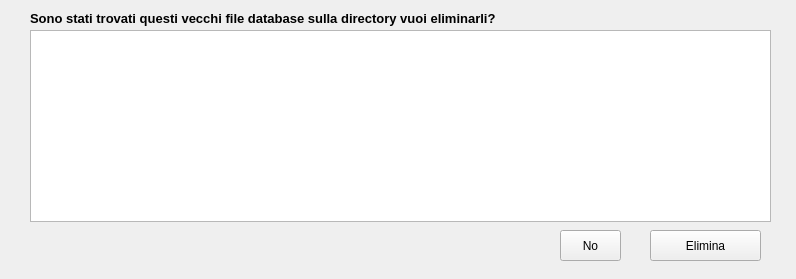
Before: the Qt Designer form AO_files/ELIM_FILE_DB.ui in Grawa/WorkShiftsIntegrator, drawn with Qt 5.
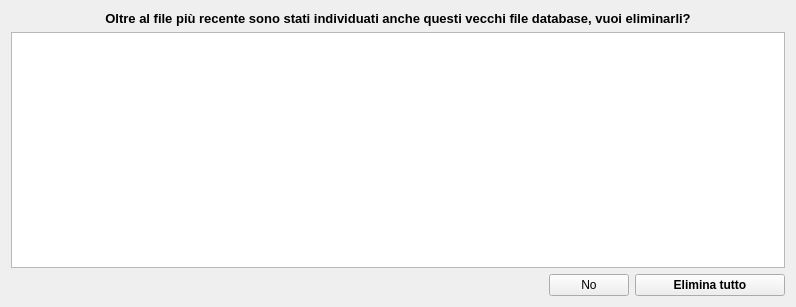
After: the same form once the commit is applied.

Commit message: modificato button elimina su ELIM_FILE_DB.ui e resa interfaccia adattiva

Patch:
```diff
--- a/AO_files/ELIM_FILE_DB.ui
+++ b/AO_files/ELIM_FILE_DB.ui
@@ -7,21 +7,17 @@
     <x>0</x>
     <y>0</y>
     <width>796</width>
-    <height>279</height>
+    <height>307</height>
    </rect>
   </property>
   <property name="windowTitle">
    <string>AO</string>
   </property>
+  <layout class="QVBoxLayout" name="verticalLayout_2">
+   <item>
+    <layout class="QVBoxLayout" name="verticalLayout">
+     <item>
   <widget class="QLabel" name="label">
-   <property name="geometry">
-    <rect>
-     <x>30</x>
-     <y>10</y>
-     <width>721</width>
-     <height>16</height>
-    </rect>
-   </property>
    <property name="font">
     <font>
      <pointsize>10</pointsize>
@@ -29,46 +25,78 @@
      <bold>true</bold>
     </font>
    </property>
+       <property name="layoutDirection">
+        <enum>Qt::LeftToRight</enum>
+       </property>
    <property name="text">
-    <string>Sono stati trovati questi vecchi file database sulla directory vuoi eliminarli?</string>
-   </property>
-  </widget>
-  <widget class="QPushButton" name="pushButton">
-   <property name="geometry">
-    <rect>
-     <x>650</x>
-     <y>230</y>
-     <width>111</width>
-     <height>31</height>
-    </rect>
-   </property>
-   <property name="text">
-    <string>Elimina</string>
-   </property>
-  </widget>
+        <string>Oltre al file più recente sono stati individuati anche questi vecchi file database, vuoi eliminarli?</string>
+       </property>
+       <property name="alignment">
+        <set>Qt::AlignCenter</set>
+       </property>
+      </widget>
+     </item>
+     <item>
+      <widget class="QListWidget" name="listWidget"/>
+     </item>
+    </layout>
+   </item>
+   <item>
+    <layout class="QHBoxLayout" name="horizontalLayout">
+     <item>
+      <spacer name="horizontalSpacer">
+       <property name="orientation">
+        <enum>Qt::Horizontal</enum>
+       </property>
+       <property name="sizeHint" stdset="0">
+        <size>
+         <width>40</width>
+         <height>20</height>
+        </size>
+       </property>
+      </spacer>
+     </item>
+     <item>
   <widget class="QPushButton" name="pushButton_2">
-   <property name="geometry">
-    <rect>
-     <x>560</x>
-     <y>230</y>
-     <width>61</width>
-     <height>31</height>
-    </rect>
+       <property name="sizePolicy">
+        <sizepolicy hsizetype="Minimum" vsizetype="Fixed">
+         <horstretch>0</horstretch>
+         <verstretch>0</verstretch>
+        </sizepolicy>
    </property>
    <property name="text">
     <string>No</string>
    </property>
   </widget>
-  <widget class="QListWidget" name="listWidget">
-   <property name="geometry">
-    <rect>
-     <x>30</x>
-     <y>30</y>
-     <width>741</width>
-     <height>192</height>
-    </rect>
-   </property>
-  </widget>
+     </item>
+     <item>
+      <widget class="QPushButton" name="pushButton">
+       <property name="sizePolicy">
+        <sizepolicy hsizetype="Minimum" vsizetype="Fixed">
+         <horstretch>0</horstretch>
+         <verstretch>0</verstretch>
+        </sizepolicy>
+       </property>
+       <property name="minimumSize">
+        <size>
+         <width>150</width>
+         <height>0</height>
+        </size>
+       </property>
+       <property name="font">
+        <font>
+         <weight>75</weight>
+         <bold>true</bold>
+        </font>
+       </property>
+       <property name="text">
+        <string>Elimina tutto</string>
+       </property>
+      </widget>
+     </item>
+    </layout>
+   </item>
+  </layout>
  </widget>
  <resources/>
  <connections>
```
Lines whose indentation alone changed are shown as unchanged.
